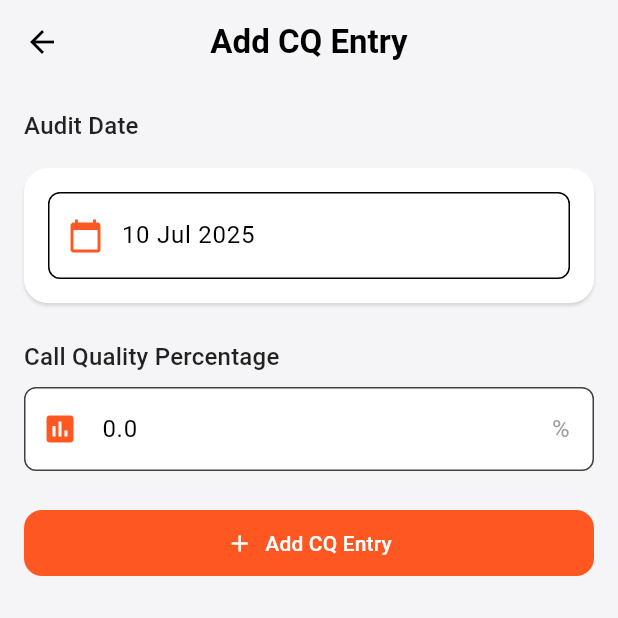
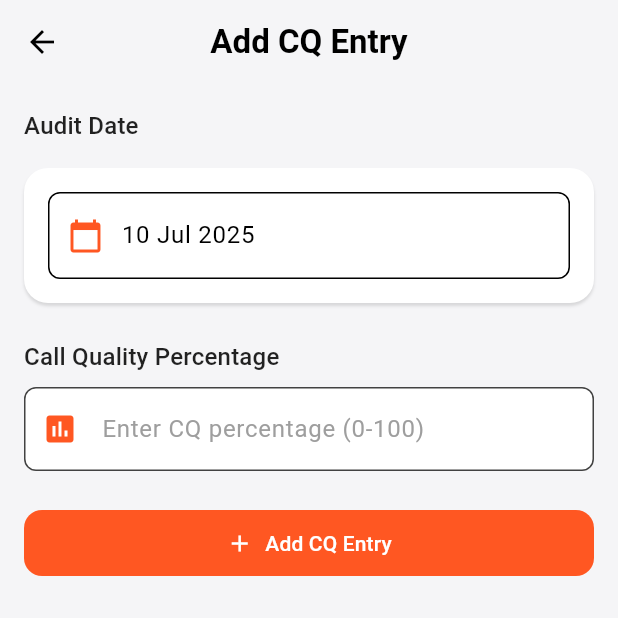
Before and after one commit to suvojit213/Dishtv-Agent-Trackerapp, a Flutter app: the AddCQEntryScreen screen opened by its route, on a phone screen of 412 x 824 dp, the top half of it. Run offline on Flutter 3.47's test engine with Material 3 defaults, Android fonts, the phone set to English and light mode, and no system bars; our stand-ins replace equatable, file_picker, fl_chart, flutter_bloc, open_file, pdf and 7 more; missing offline and left inert: excel; accounts and stored records are empty.

Commit message:
refactor(ui): clear default values in entry forms
Updated the Daily, CSAT, and CQ entry screens to have blank fields by default for new entries instead of '0'.

This provides a cleaner user experience and prevents confusion. Existing entries being edited will still show their current values correctly.

```diff
--- a/lib/presentation/features/add_entry/widgets/add_cq_entry_screen.dart
+++ b/lib/presentation/features/add_entry/widgets/add_cq_entry_screen.dart
@@ -34,7 +34,7 @@
     } else {
       _selectedDate = DateTime.now();
       _percentage = 0.0;
-      _percentageController.text = '0.0';
+      _percentageController.text = '';
     }
   }
 
--- a/lib/presentation/features/add_entry/widgets/add_csat_entry_screen.dart
+++ b/lib/presentation/features/add_entry/widgets/add_csat_entry_screen.dart
@@ -120,7 +120,7 @@
               label: 'N Count (Neutral Feedback)',
               hintText: 'Enter N count',
               icon: Icons.remove,
-              initialValue: _nCount.toString(),
+              initialValue: widget.entryToEdit != null ? _nCount.toString() : (_nCount == 0 ? '' : _nCount.toString()),
               keyboardType: TextInputType.number,
               onChanged: (value) {
                 setState(() {
--- a/lib/presentation/features/add_entry/widgets/add_entry_screen.dart
+++ b/lib/presentation/features/add_entry/widgets/add_entry_screen.dart
@@ -201,7 +201,7 @@
                 label: 'Call Count',
                 hintText: 'Enter number of calls',
                 icon: Icons.call,
-                initialValue: state.callCount.toString(),
+                initialValue: state.isUpdate ? state.callCount.toString() : (state.callCount == 0 ? '' : state.callCount.toString()),
                 keyboardType: TextInputType.number,
                 onChanged: (value) {
                   context.read<AddEntryBloc>().add(
```
